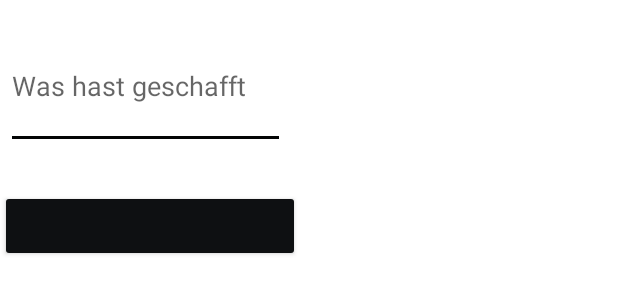
After one commit to juhotter/TrackingApp, an Android app: the layout popup_window3.xml on its own in the app's theme, with its tools: preview values and no code run, on a phone screen of 412 x 824 dp. The commit adds this screen. Shown: the top 300 px of the screen. Run offline under Robolectric (Android 15) with nearby library versions, the phone set to English and light mode, and no system bars.

Commit message:
fixed DB ; made methods,

```diff
--- a/app/src/main/java/com/example/trackingapp/MainActivity.java
+++ b/app/src/main/java/com/example/trackingapp/MainActivity.java
@@ -5,7 +5,6 @@ import android.app.PendingIntent;
 import android.widget.AdapterView;
 import android.widget.ImageButton;
 import android.widget.ListView;
-
 import androidx.appcompat.app.AppCompatActivity;
 import android.widget.ArrayAdapter;
 import android.content.Intent;
--- a/app/src/main/res/layout/activity_personal.xml
+++ b/app/src/main/res/layout/activity_personal.xml
@@ -21,7 +21,7 @@
             android:orientation="horizontal"
             >
 
-            <ImageView
+            <ImageButton
                 android:id="@+id/imageView"
                 android:tag="image_tag"
                 android:layout_width="0dp"
--- /dev/null
+++ b/app/src/main/res/layout/popup_window3.xml
@@ -0,0 +1,31 @@
+<?xml version="1.0" encoding="utf-8"?>
+<LinearLayout xmlns:android="http://schemas.android.com/apk/res/android"
+    android:orientation="vertical"
+    android:layout_width="wrap_content"
+    android:layout_height="wrap_content">
+
+    <EditText
+        android:id="@+id/neuesGewicht"
+        android:layout_width="186dp"
+        android:layout_height="83dp"
+        android:layout_marginLeft="4dp"
+        android:layout_marginTop="16dp"
+        android:layout_marginRight="4dp"
+        android:layout_marginBottom="4dp"
+        android:hint="Was hast geschafft"
+        android:inputType="text" />
+
+
+    <Button
+        android:id="@+id/neuesGewichtspeichern"
+        android:layout_width="200dp"
+        android:layout_height="wrap_content"
+        android:layout_marginTop="23dp"
+        android:paddingRight="5dp"
+        android:layout_below="@+id/image"
+        android:layout_alignLeft="@+id/image"
+        android:layout_alignStart="@+id/image"
+        android:textSize="18sp"
+        style="@style/Widget.AppCompat.Button.Colored"
+        />
+</LinearLayout>
```
Also changed, not shown: app/src/main/java/com/example/trackingapp/DatabaseHandler.java (+71 -10 lines), app/src/main/java/com/example/trackingapp/Person.java (+11 -1 lines), app/src/main/java/com/example/trackingapp/PersonalActivity.java (+66 -0 lines).
